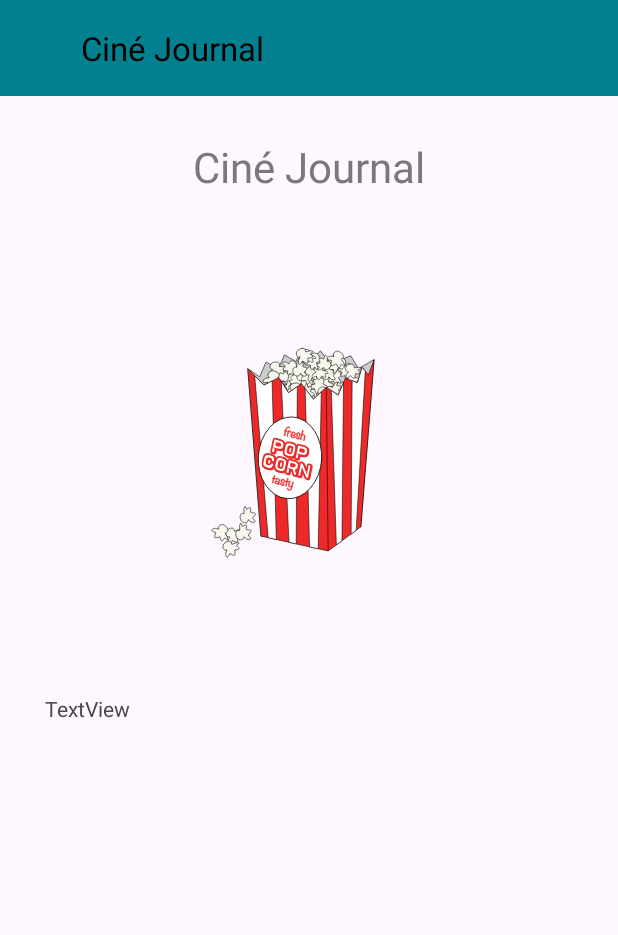
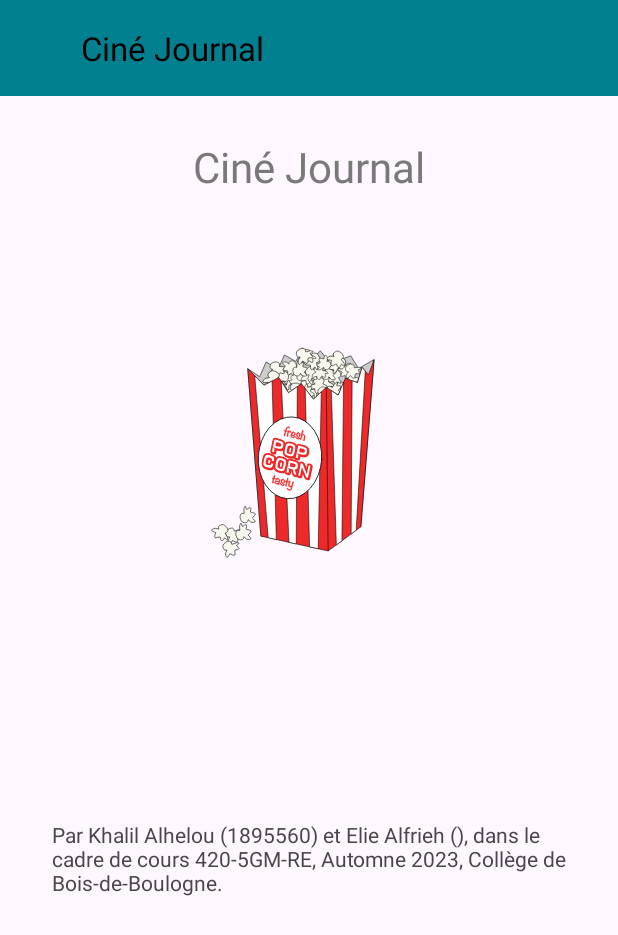
Before and after one commit to Eliefrh/cineJournal, an Android app: the APropos screen opened directly, with no data from a screen before it, on a phone screen of 412 x 824 dp. Shown: the top 935 px of the screen. Run offline under Robolectric (Android 15) with nearby library versions, the phone set to English and light mode, and no system bars.

Commit message:
ajouter page à propos et l'acceder par rapport à la main acitvity

```diff
--- a/app/src/main/AndroidManifest.xml
+++ b/app/src/main/AndroidManifest.xml
@@ -17,7 +17,8 @@
             android:exported="false" />
         <activity
             android:name=".ListeDeFilms"
-            android:exported="true">
+            android:exported="true"
+            android:parentActivityName=".ListeDeFilms">
             <intent-filter>
                 <action android:name="android.intent.action.MAIN" />
 
--- a/app/src/main/java/com/example/cinejournal/alfriehalhelou/APropos.kt
+++ b/app/src/main/java/com/example/cinejournal/alfriehalhelou/APropos.kt
@@ -2,13 +2,15 @@ package com.example.cinejournal.alfriehalhelou
 
 import androidx.appcompat.app.AppCompatActivity
 import android.os.Bundle
+import android.widget.ImageView
+import android.widget.TextView
+import androidx.appcompat.widget.Toolbar
+
 
 class APropos : AppCompatActivity() {
     override fun onCreate(savedInstanceState: Bundle?) {
         super.onCreate(savedInstanceState)
-        setContentView(R.layout.activity_apropos)
+        setContentView(R.layout.activite_apropos)
 
-
-        //supportActionBar?.title = getString(R.string.activite_apropos)
     }
 }
--- a/app/src/main/res/layout/activity_apropos.xml
+++ b/app/src/main/res/layout/activite_apropos.xml
@@ -11,11 +11,15 @@
         layout="@layout/toolbar"
         android:layout_width="match_parent"
         android:layout_height="wrap_content"
-        tools:layout_editor_absoluteX="0dp"
-        tools:layout_editor_absoluteY="0dp" />
+        app:layout_constraintEnd_toEndOf="parent"
+        app:layout_constraintStart_toStartOf="parent"
+        app:layout_constraintTop_toTopOf="parent">
+
+    </include>
+
 
     <TextView
-        android:id="@+id/textView"
+        android:id="@+id/textViewDescription"
         android:layout_width="185dp"
         android:layout_height="63dp"
         android:layout_marginTop="28dp"
@@ -28,24 +32,24 @@
         app:layout_constraintTop_toBottomOf="@+id/include" />
 
     <ImageView
-        android:id="@+id/imageView"
+        android:id="@+id/imageViewCine"
         android:layout_width="370dp"
         android:layout_height="259dp"
         android:layout_marginTop="16dp"
         app:layout_constraintEnd_toEndOf="parent"
         app:layout_constraintHorizontal_bias="0.487"
         app:layout_constraintStart_toStartOf="parent"
-        app:layout_constraintTop_toBottomOf="@+id/textView"
+        app:layout_constraintTop_toBottomOf="@+id/textViewDescription"
         app:srcCompat="@drawable/icon_foreground" />
 
     <TextView
-        android:id="@+id/textView2"
-        android:layout_width="352dp"
-        android:layout_height="249dp"
-        android:layout_marginTop="32dp"
-        android:text="TextView"
+        android:id="@+id/textAPropos"
+        android:layout_width="343dp"
+        android:layout_height="137dp"
+        android:layout_marginTop="116dp"
+        android:text="Par Khalil Alhelou (1895560) et Elie Alfrieh (), dans le cadre de cours 420-5GM-RE, Automne 2023, Collège de Bois-de-Boulogne."
         app:layout_constraintEnd_toEndOf="parent"
         app:layout_constraintStart_toStartOf="parent"
-        app:layout_constraintTop_toBottomOf="@+id/imageView" />
+        app:layout_constraintTop_toBottomOf="@+id/imageViewCine" />
 
 </androidx.constraintlayout.widget.ConstraintLayout>
--- a/app/src/main/res/layout/toolbar.xml
+++ b/app/src/main/res/layout/toolbar.xml
@@ -8,6 +8,8 @@
     android:elevation="8dp"
     android:paddingStart="50dp"
     android:textAlignment="center"
+    android:visibility="visible"
     app:title="Ciné Journal"
     app:titleTextColor="#000000"
-    tools:visibility="visible"/>
+
+    tools:visibility="visible" />
```
Also changed, not shown: app/src/main/java/com/example/cinejournal/alfriehalhelou/ListeDeFilms.kt (+21 -3 lines), app/src/main/res/layout/activite_liste_film.xml (renamed from app/src/main/res/layout/liste_film.xml, +13 -1 lines).
